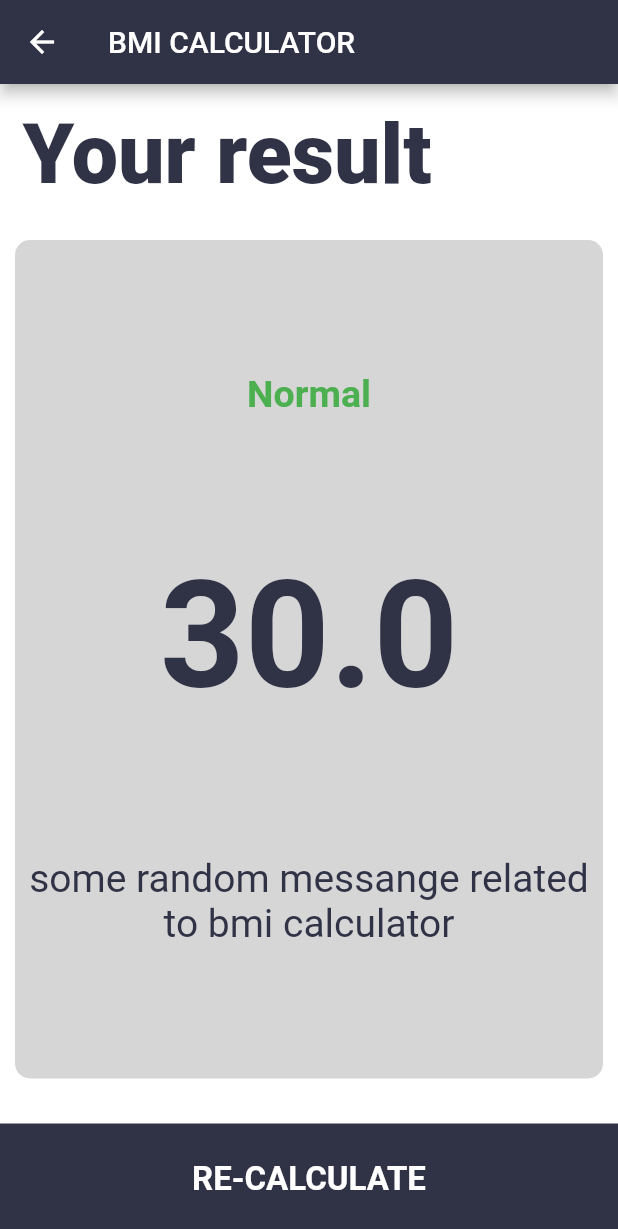
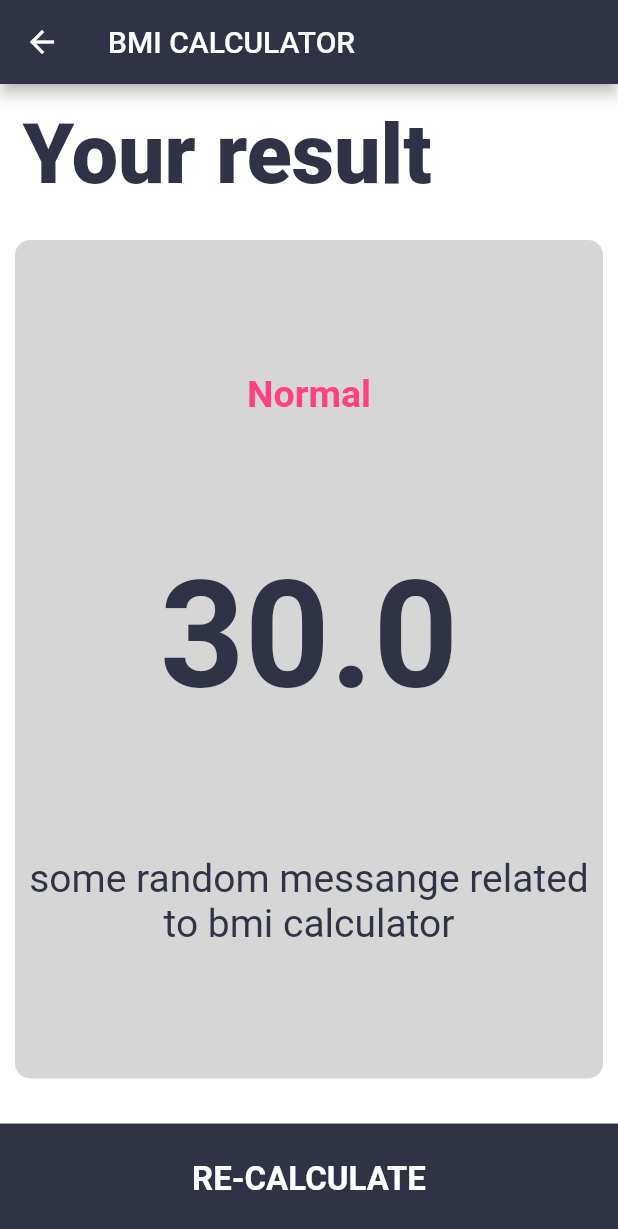
Before and after one commit to san-jayy/bmi_calculator, a Flutter app: the ResultPage screen opened directly, on a phone screen of 412 x 824 dp. Shown: the top 1229 px of the screen. Run offline on Flutter 3.47's test engine with Material 2 defaults, Android fonts, the phone set to English and light mode, and no system bars; our stand-ins replace font_awesome_flutter.

Commit message:
final constants

```diff
--- a/lib/constants.dart
+++ b/lib/constants.dart
@@ -11,5 +11,5 @@ const klabeltextstyle = TextStyle(
 const knumberstyle = TextStyle(
     color: kbottomcontainercolor, fontSize: 55, fontWeight: FontWeight.w900);
 
-const kresulttextstyle =
-    TextStyle(color: Colors.green, fontSize: 25.0, fontWeight: FontWeight.bold);
+const kresulttextstyle = TextStyle(
+    color: Colors.pinkAccent, fontSize: 25.0, fontWeight: FontWeight.bold);
```
